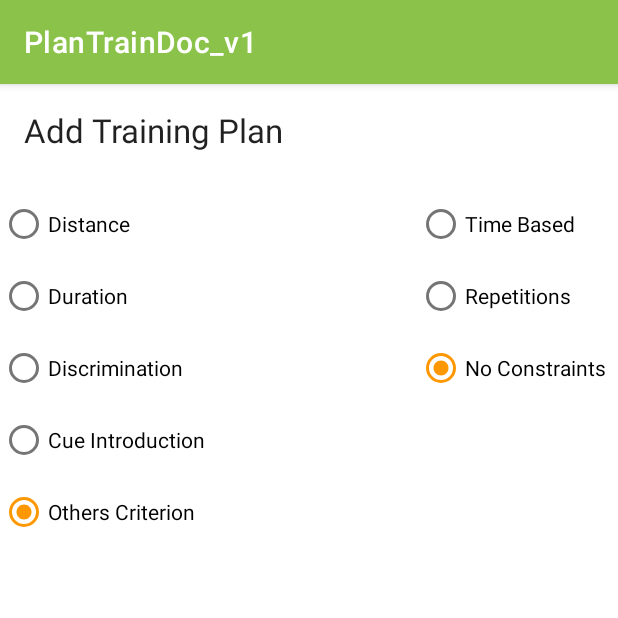
After one commit to Joerg-Schultz/PlanTrainDoc, an Android app: the AddPlanFragment screen opened through its navigation route, on a phone screen of 412 x 824 dp, the top half of it. The commit adds this screen. Run offline under Robolectric (Android 15) with nearby library versions, the phone set to English and light mode, and no system bars; our stand-ins replace Dagger/Hilt's generated code; 3 statements that could not run were skipped.

Commit message:
Add Plan skeleton, layout and Navigation

```diff
--- /dev/null
+++ b/app/src/main/java/de/tierwohlteam/android/plantraindoc_v1/fragments/AddPlanFragment.kt
@@ -0,0 +1,27 @@
+package de.tierwohlteam.android.plantraindoc_v1.fragments
+
+import android.os.Bundle
+import androidx.fragment.app.Fragment
+import android.view.LayoutInflater
+import android.view.View
+import android.view.ViewGroup
+import androidx.fragment.app.activityViewModels
+import dagger.hilt.android.AndroidEntryPoint
+import de.tierwohlteam.android.plantraindoc_v1.databinding.AddPlanFragmentBinding
+import de.tierwohlteam.android.plantraindoc_v1.viewmodels.GoalViewModel
+import kotlinx.coroutines.ExperimentalCoroutinesApi
+
+@ExperimentalCoroutinesApi
+@AndroidEntryPoint
+class AddPlanFragment : Fragment() {
+    private val viewModel: GoalViewModel by activityViewModels()
+    private var _binding: AddPlanFragmentBinding? = null
+    private val binding get() = _binding!!
+
+    override fun onCreateView(inflater: LayoutInflater, container: ViewGroup?, savedInstanceState: Bundle?): View? {
+        _binding = AddPlanFragmentBinding.inflate(inflater, container, false)
+        val view = binding.root
+        return view
+    }
+
+}
--- /dev/null
+++ b/app/src/main/res/layout/add_plan_fragment.xml
@@ -0,0 +1,139 @@
+<?xml version="1.0" encoding="utf-8"?>
+<androidx.constraintlayout.widget.ConstraintLayout
+        xmlns:android="http://schemas.android.com/apk/res/android"
+        xmlns:app="http://schemas.android.com/apk/res-auto"
+        xmlns:tools="http://schemas.android.com/tools"
+        android:layout_width="match_parent"
+        android:layout_height="match_parent"
+        tools:context=".fragments.AddPlanFragment">
+
+    <TextView
+            android:id="@+id/add_training_header"
+            android:layout_width="match_parent"
+            android:layout_height="wrap_content"
+            android:layout_marginStart="16dp"
+            android:layout_marginTop="16dp"
+            android:text="@string/add_training"
+            android:textAppearance="@style/TextAppearance.AppCompat.Large"
+            app:layout_constraintStart_toStartOf="parent"
+            app:layout_constraintTop_toTopOf="parent" />
+
+    <RadioGroup
+            android:id="@+id/rg_criteria"
+            android:layout_width="wrap_content"
+            android:layout_height="wrap_content"
+            android:layout_marginTop="24dp"
+            android:checkedButton="@id/rb_free"
+            app:layout_constraintStart_toStartOf="parent"
+            app:layout_constraintTop_toBottomOf="@+id/add_training_header">
+
+        <RadioButton
+                android:id="@+id/rb_distance"
+                android:layout_width="match_parent"
+                android:layout_height="wrap_content"
+                android:text="@string/distance" />
+
+        <RadioButton
+                android:id="@+id/rb_duration"
+                android:layout_width="match_parent"
+                android:layout_height="wrap_content"
+                android:text="@string/duration" />
+
+        <RadioButton
+                android:id="@+id/rb_discrimination"
+                android:layout_width="match_parent"
+                android:layout_height="wrap_content"
+                android:text="@string/discrimination" />
+
+        <RadioButton
+                android:id="@+id/rb_cueintroduction"
+                android:layout_width="match_parent"
+                android:layout_height="wrap_content"
+                android:text="@string/cue_introduction" />
+
+        <RadioButton
+                android:id="@+id/rb_free"
+                android:layout_width="match_parent"
+                android:layout_height="wrap_content"
+                android:text="@string/other_criterion" />
+    </RadioGroup>
+
+    <RadioGroup
+            android:id="@+id/rg_type"
+            android:layout_width="wrap_content"
+            android:layout_height="wrap_content"
+            android:layout_marginTop="24dp"
+            android:layout_marginEnd="8dp"
+            android:checkedButton="@id/rb_type_free"
+            app:layout_constraintEnd_toEndOf="parent"
+            app:layout_constraintTop_toBottomOf="@+id/add_training_header">
+
+        <RadioButton
+                android:id="@+id/rb_type_time"
+                android:layout_width="match_parent"
+                android:layout_height="wrap_content"
+                android:text="@string/time_based" />
+
+        <RadioButton
+                android:id="@+id/rb_type_count"
+                android:layout_width="match_parent"
+                android:layout_height="wrap_content"
+                android:text="@string/repetition" />
+
+        <RadioButton
+                android:id="@+id/rb_type_free"
+                android:layout_width="match_parent"
+                android:layout_height="wrap_content"
+                android:text="@string/no_constraint" />
+    </RadioGroup>
+
+    <androidx.constraintlayout.widget.ConstraintLayout
+            android:id="@+id/LinearLayoutConditionals"
+            android:layout_width="0dp"
+            android:layout_height="254dp"
+            android:layout_marginTop="32dp"
+            app:layout_constraintEnd_toEndOf="parent"
+            app:layout_constraintStart_toStartOf="parent"
+            app:layout_constraintTop_toBottomOf="@+id/rg_criteria">
+
+        <TextView
+                android:id="@+id/cond_criterion_header"
+                android:layout_width="wrap_content"
+                android:layout_height="wrap_content"
+                android:layout_marginStart="32dp"
+                app:layout_constraintStart_toStartOf="parent"
+                app:layout_constraintTop_toTopOf="parent" />
+
+        <LinearLayout
+                android:id="@+id/conditional_criteria"
+                android:layout_width="wrap_content"
+                android:layout_height="wrap_content"
+                android:layout_marginStart="32dp"
+                android:orientation="horizontal"
+                app:layout_constraintStart_toStartOf="parent"
+                app:layout_constraintTop_toBottomOf="@+id/cond_criterion_header" />
+
+        <TextView
+                android:id="@+id/conditional_type_header"
+                android:layout_width="wrap_content"
+                android:layout_height="wrap_content"
+                android:layout_marginEnd="32dp"
+                app:layout_constraintEnd_toEndOf="parent"
+                app:layout_constraintTop_toTopOf="parent" />
+
+        <LinearLayout
+                android:id="@+id/conditional_type"
+                android:layout_width="wrap_content"
+                android:layout_height="wrap_content"
+                android:layout_marginEnd="32dp"
+                android:orientation="horizontal"
+                app:layout_constraintEnd_toEndOf="parent"
+                app:layout_constraintTop_toBottomOf="@+id/conditional_type_header">
+
+        </LinearLayout>
+
+    </androidx.constraintlayout.widget.ConstraintLayout>
+
+
+
+</androidx.constraintlayout.widget.ConstraintLayout>
--- a/app/src/main/res/navigation/nav_graph.xml
+++ b/app/src/main/res/navigation/nav_graph.xml
@@ -12,6 +12,8 @@
             tools:layout="@layout/goaltree_fragment">
         <action android:id="@+id/action_goalTreeFragment_to_addModifyGoalFragment"
                 app:destination="@id/addModifyGoalFragment"/>
+        <action android:id="@+id/action_goalTreeFragment_to_addPlanFragment"
+                app:destination="@id/addPlanFragment"/>
     </fragment>
 
     <fragment
@@ -21,4 +23,10 @@
             tools:layout="@layout/add_modify_goal_fragment">
     </fragment>
 
+    <fragment
+            android:id="@+id/addPlanFragment"
+            android:name="de.tierwohlteam.android.plantraindoc_v1.fragments.AddPlanFragment"
+            android:label="main_fragment"
+            tools:layout="@layout/add_plan_fragment">
+    </fragment>
 </navigation>
--- a/app/src/main/res/values/strings.xml
+++ b/app/src/main/res/values/strings.xml
@@ -16,4 +16,13 @@
     <string name="add_goal_hint">Define you goal</string>
     <string name="add_details_hint">Describe the details of your goal</string>
     <string name="do_not_save_goal">Don\'t Save</string>
+    <string name="add_training">Add Training Plan</string>
+    <string name="distance">Distance</string>
+    <string name="duration">Duration</string>
+    <string name="discrimination">Discrimination</string>
+    <string name="cue_introduction">Cue Introduction</string>
+    <string name="other_criterion">Others Criterion</string>
+    <string name="time_based">Time Based</string>
+    <string name="repetition">Repetitions</string>
+    <string name="no_constraint">No Constraints</string>
 </resources>
```
Also changed, not shown: 1 other file.
